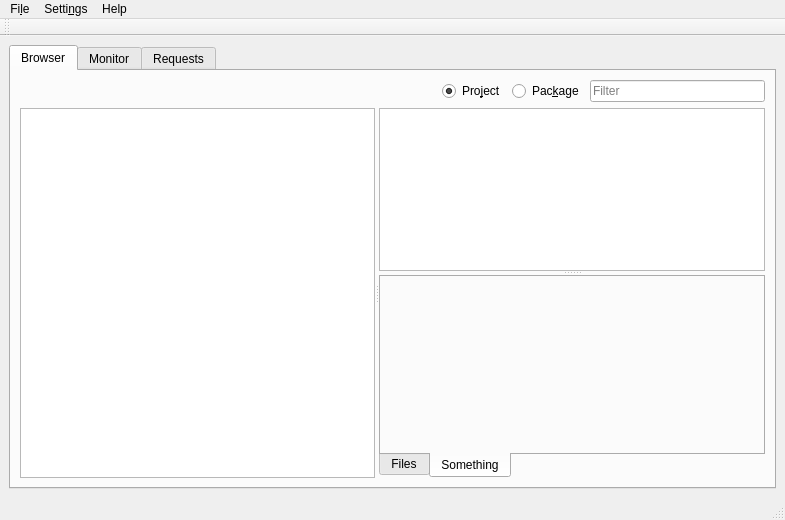
Before: the Qt Designer form src/mainwindow.ui in javierllorente/qactus, drawn with Qt 5.
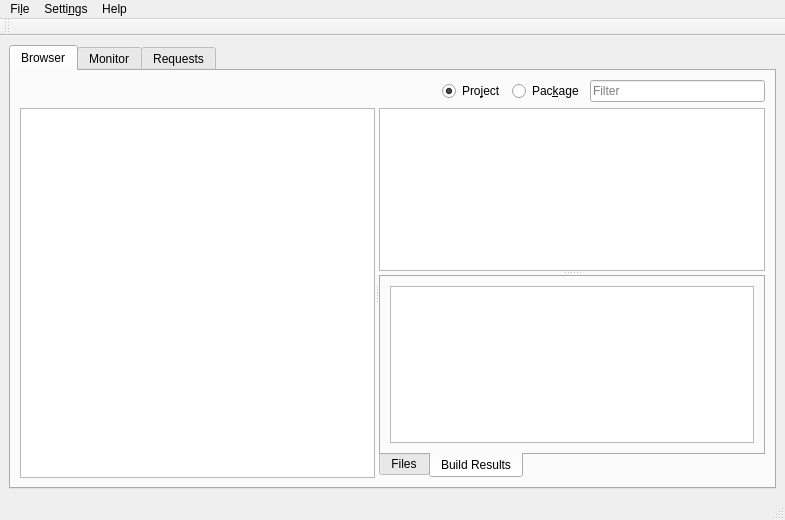
After: the same form once the commit is applied. The open tabs and pages were chosen to show the change. Icons and pictures are not drawn. Custom widgets are drawn as their Qt base class.

Commit message: Add a tree view to the build results tab

Diff of the .ui file:
```diff
--- a/src/mainwindow.ui
+++ b/src/mainwindow.ui
@@ -174,8 +174,13 @@
                </widget>
                <widget class="QWidget" name="tab_2">
                 <attribute name="title">
-                 <string>Something</string>
+                 <string>Build Results</string>
                 </attribute>
+                <layout class="QVBoxLayout" name="verticalLayout_2">
+                 <item>
+                  <widget class="QTreeView" name="treeBuildResults"/>
+                 </item>
+                </layout>
                </widget>
               </widget>
              </widget>
```
